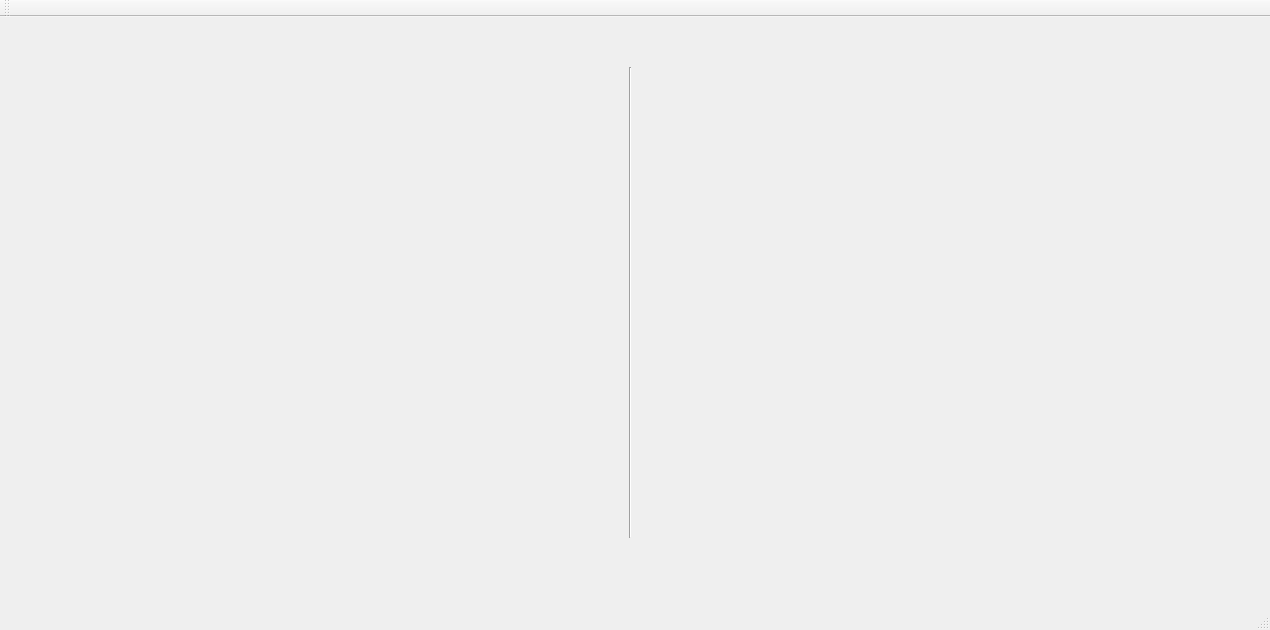
Old version of the form mainwindow.ui in the repository AminAnsarian/Hand-Gesture-to-String-Conversion-using-OpenCV-and-SVM.
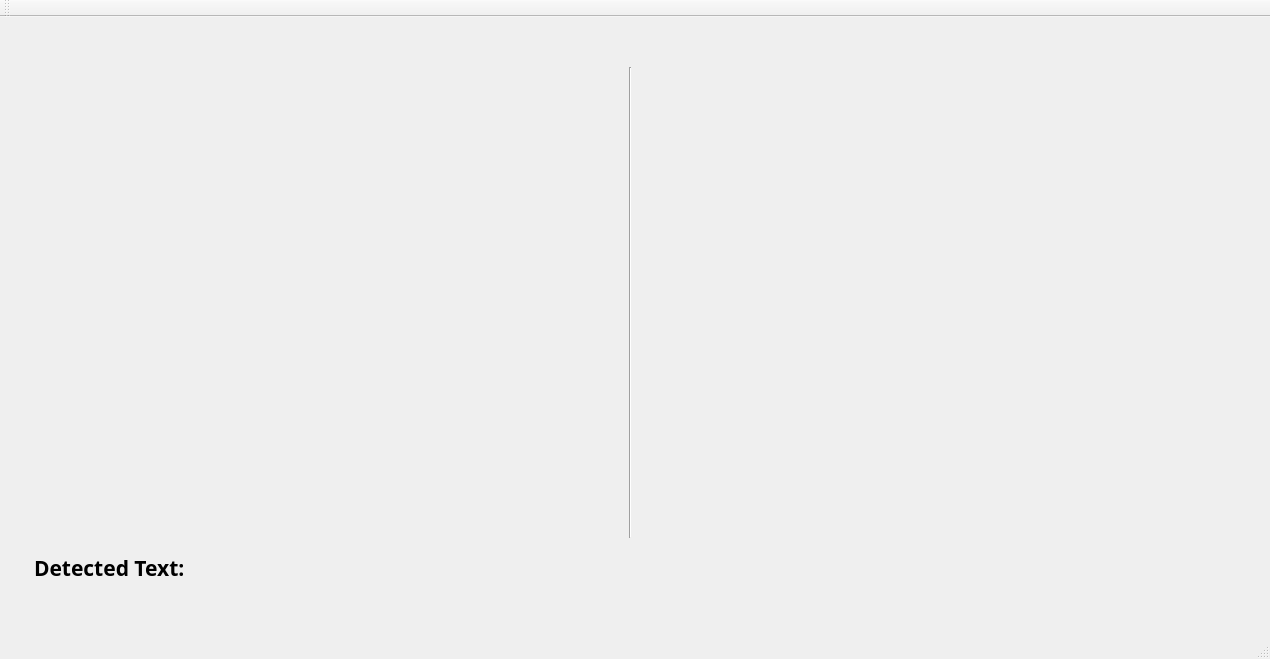
New version of the form.

Patch:
```diff
--- a/mainwindow.ui
+++ b/mainwindow.ui
@@ -7,7 +7,7 @@
     <x>0</x>
     <y>0</y>
     <width>1270</width>
-    <height>630</height>
+    <height>659</height>
    </rect>
   </property>
   <property name="windowTitle">
@@ -17,8 +17,8 @@
    <widget class="QLabel" name="vid_label">
     <property name="geometry">
      <rect>
-      <x>680</x>
-      <y>20</y>
+      <x>650</x>
+      <y>30</y>
       <width>550</width>
       <height>501</height>
      </rect>
@@ -31,9 +31,9 @@
     <property name="geometry">
      <rect>
       <x>50</x>
-      <y>70</y>
-      <width>531</width>
-      <height>371</height>
+      <y>10</y>
+      <width>550</width>
+      <height>501</height>
      </rect>
     </property>
     <property name="text">
@@ -56,16 +56,42 @@
    <widget class="QLabel" name="string_label">
     <property name="geometry">
      <rect>
-      <x>230</x>
-      <y>480</y>
-      <width>161</width>
+      <x>240</x>
+      <y>520</y>
+      <width>261</width>
       <height>61</height>
      </rect>
     </property>
+    <property name="font">
+     <font>
+      <pointsize>16</pointsize>
+     </font>
+    </property>
     <property name="text">
      <string/>
     </property>
    </widget>
+   <widget class="QLabel" name="label">
+    <property name="geometry">
+     <rect>
+      <x>34</x>
+      <y>535</y>
+      <width>191</width>
+      <height>31</height>
+     </rect>
+    </property>
+    <property name="font">
+     <font>
+      <family>XW Zar</family>
+      <pointsize>16</pointsize>
+      <weight>75</weight>
+      <bold>true</bold>
+     </font>
+    </property>
+    <property name="text">
+     <string>Detected Text:</string>
+    </property>
+   </widget>
   </widget>
   <widget class="QMenuBar" name="menuBar">
    <property name="geometry">
```
Left out of the diff: 2 changed lines with no effect on the pictures.
